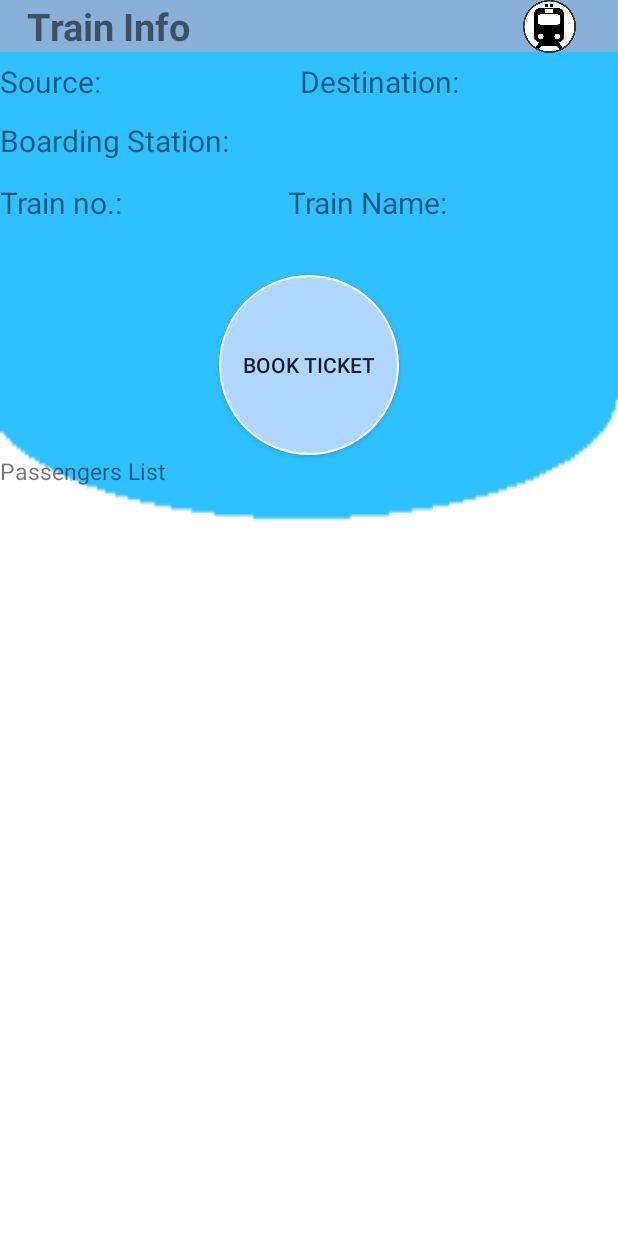
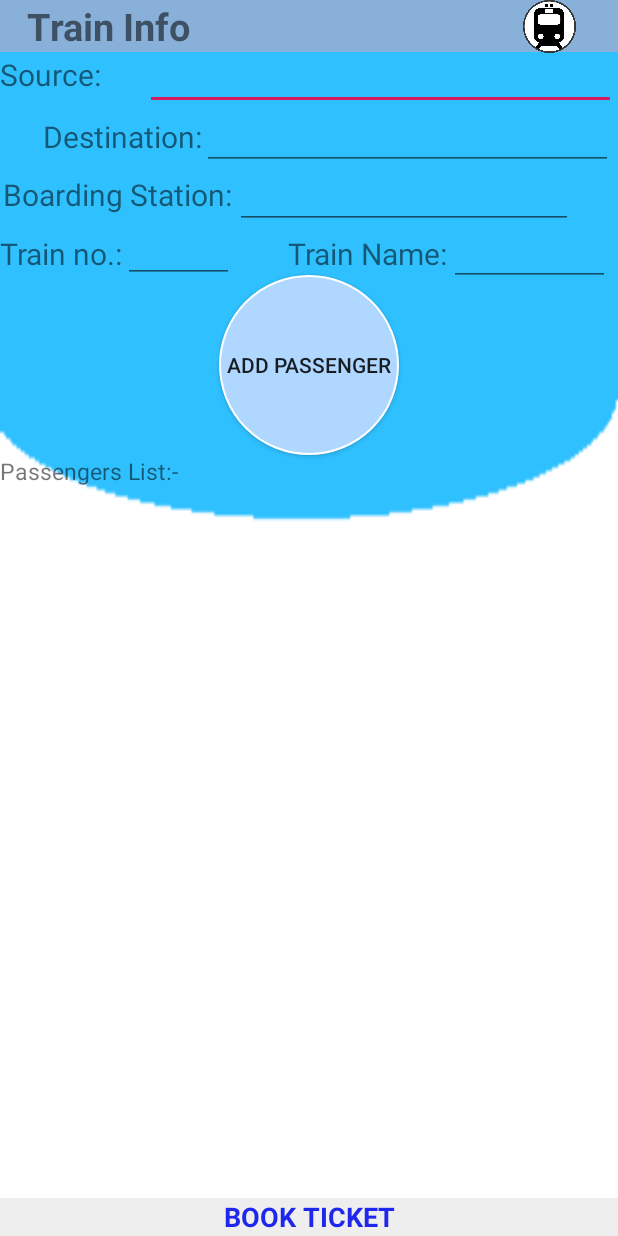
Before and after one commit to Useless2k18/Railway, an Android app: the Book_Ticket screen opened directly, with no data from a screen before it, on a phone screen of 412 x 824 dp. Run offline under Robolectric (Android 15) with nearby library versions, the phone set to English and light mode, and no system bars; Roboto replaces fonts that are not available here.

Commit message:
final UI
final ticket booking UI

```diff
--- a/TicketChecker/app/src/main/res/layout/activity_book__ticket.xml
+++ b/TicketChecker/app/src/main/res/layout/activity_book__ticket.xml
@@ -28,20 +28,13 @@
         app:srcCompat="@drawable/trainvector" />
 
     <TextView
-        android:id="@+id/textView13"
-        android:layout_width="match_parent"
-        android:layout_height="203dp"
-        android:layout_below="@+id/imageView"
-        android:layout_alignParentStart="true"
-        android:layout_marginStart="0dp"
-        android:layout_marginTop="5dp" />
-
-    <TextView
         android:id="@+id/textView15"
         android:layout_width="wrap_content"
         android:layout_height="wrap_content"
-        android:layout_alignTop="@+id/textView13"
         android:layout_alignParentStart="true"
+        android:layout_alignParentTop="true"
+        android:layout_marginStart="0dp"
+        android:layout_marginTop="36dp"
         android:text="Source:"
         android:textSize="20dp" />
 
@@ -49,10 +42,10 @@
         android:id="@+id/textView16"
         android:layout_width="wrap_content"
         android:layout_height="wrap_content"
-        android:layout_alignTop="@+id/textView13"
+        android:layout_below="@+id/textView15"
         android:layout_alignParentEnd="true"
-        android:layout_marginTop="0dp"
-        android:layout_marginEnd="106dp"
+        android:layout_marginTop="14dp"
+        android:layout_marginEnd="277dp"
         android:text="Destination:"
         android:textSize="20dp" />
 
@@ -62,8 +55,8 @@
         android:layout_height="wrap_content"
         android:layout_alignParentStart="true"
         android:layout_alignParentTop="true"
-        android:layout_marginStart="0dp"
-        android:layout_marginTop="80dp"
+        android:layout_marginStart="2dp"
+        android:layout_marginTop="116dp"
         android:text="Boarding Station:"
         android:textSize="20dp" />
 
@@ -74,7 +67,7 @@
         android:layout_alignParentStart="true"
         android:layout_alignParentTop="true"
         android:layout_marginStart="0dp"
-        android:layout_marginTop="121dp"
+        android:layout_marginTop="155dp"
         android:text="Train no.:"
         android:textSize="20dp" />
 
@@ -97,7 +90,7 @@
         android:layout_centerHorizontal="true"
         android:layout_marginTop="183dp"
         android:background="@drawable/circle_button"
-        android:text="Book Ticket" />
+        android:text="ADD PASSENGER" />
 
     <TextView
         android:id="@+id/textView23"
@@ -105,7 +98,91 @@
         android:layout_height="wrap_content"
         android:layout_below="@+id/button"
         android:layout_alignParentStart="true"
-        android:text="Passengers List"
+        android:text="Passengers List:-"
         android:textSize="15dp" />
 
+    <EditText
+        android:id="@+id/source_traininfo"
+        android:layout_width="314dp"
+        android:layout_height="wrap_content"
+        android:layout_alignBaseline="@+id/textView15"
+        android:layout_alignParentEnd="true"
+        android:layout_marginEnd="1dp"
+        android:ems="10"
+        android:inputType="textPersonName" />
+
+    <EditText
+        android:id="@+id/dest_traininfo"
+        android:layout_width="274dp"
+        android:layout_height="wrap_content"
+        android:layout_above="@+id/textView18"
+        android:layout_marginStart="-277dp"
+        android:layout_marginBottom="-113dp"
+        android:layout_toEndOf="@+id/textView16"
+        android:ems="10"
+        android:inputType="textPersonName" />
+
+    <EditText
+        android:id="@+id/board_trininfo"
+        android:layout_width="225dp"
+        android:layout_height="wrap_content"
+        android:layout_alignParentTop="true"
+        android:layout_marginStart="2dp"
+        android:layout_marginTop="107dp"
+        android:layout_toEndOf="@+id/textView18"
+        android:ems="10"
+        android:inputType="textPersonName" />
+
+    <EditText
+        android:id="@+id/train_num"
+        android:layout_width="74dp"
+        android:layout_height="wrap_content"
+        android:layout_below="@+id/textView18"
+        android:layout_toEndOf="@+id/textView19"
+        android:ems="10"
+        android:inputType="textPersonName" />
+
+    <EditText
+        android:id="@+id/train_name"
+        android:layout_width="107dp"
+        android:layout_height="wrap_content"
+        android:layout_alignTop="@+id/textView19"
+        android:layout_alignParentEnd="true"
+        android:layout_marginTop="-10dp"
+        android:layout_marginEnd="5dp"
+        android:ems="10"
+        android:inputType="textPersonName" />
+
+    <TextView
+        android:id="@+id/bookticket_button"
+        android:layout_width="match_parent"
+        android:layout_height="25dp"
+        android:layout_alignParentStart="true"
+        android:layout_alignParentBottom="true"
+        android:background="#11000000"
+        android:text="BOOK TICKET"
+        android:textAlignment="center"
+        android:textColor="@color/colorBlueLight"
+        android:textSize="18sp"
+        android:textStyle="bold" />
+
+    <ScrollView
+        android:layout_width="385dp"
+        android:layout_height="219dp"
+        android:layout_below="@+id/textView23"
+        android:layout_alignStart="@+id/textView18"
+        android:layout_marginStart="-2dp">
+
+        <LinearLayout
+            android:layout_width="match_parent"
+            android:layout_height="wrap_content"
+            android:orientation="vertical" />
+    </ScrollView>
+
+    <ListView
+        android:layout_width="match_parent"
+        android:layout_height="218dp"
+        android:layout_below="@+id/textView23"
+        android:layout_alignParentStart="true" />
+
 </RelativeLayout>
--- a/TicketChecker/app/src/main/res/values/colors.xml
+++ b/TicketChecker/app/src/main/res/values/colors.xml
@@ -4,5 +4,5 @@
     <color name="colorPrimaryDark">#11000000</color>
     <color name="colorAccent">#D81B60</color>
     <color name="HintColour">#eaeaea</color>
-    <color name="colorBlueLight">#abadd9</color>
+    <color name="colorBlueLight">#1e27eb</color>
 </resources>
```
